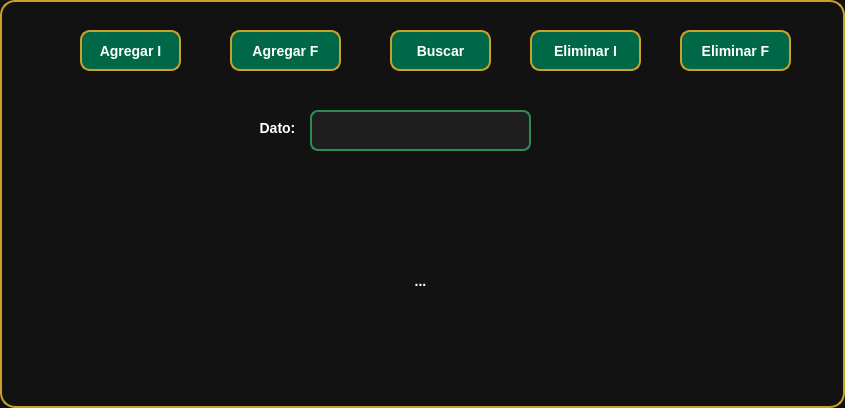
Qt form ui/lista_enlazada.ui (axel-lopez524/estructuras_lineales) before a commit.
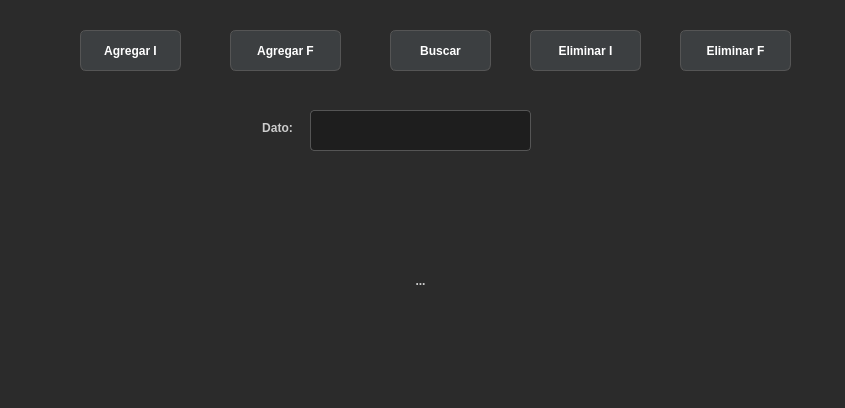
The same form after that commit.

What changed in the file:
```diff
--- a/ui/lista_enlazada.ui
+++ b/ui/lista_enlazada.ui
@@ -14,62 +14,18 @@
    <string>Dialog</string>
   </property>
   <property name="styleSheet">
-   <string notr="true">/* =========================
-   QDialog - World Cup Dark
-   ========================= */
-QDialog {
-    background-color: #121212;
-    border: 2px solid #C9A227;
-    border-radius: 15px;
+   <string notr="true">QDialog {
+    background-color: #2b2b2b;
 }
 
-/* =========================
-   QLabel
-   ========================= */
-QLabel {
-    color: #FFFFFF;
-    font-size: 14px;
-    font-weight: bold;
-    background: transparent;
-}
-
-/* Títulos */
-QLabel#titulo {
-    color: #C9A227;
-    font-size: 24px;
-    font-weight: bold;
-    padding: 10px;
-}
-
-/* =========================
-   QLineEdit
-   ========================= */
-QLineEdit {
-    background-color: #1E1E1E;
-    color: #FFFFFF;
-    border: 2px solid #2E8B57;
-    border-radius: 8px;
-    padding: 8px;
-    font-size: 14px;
-    selection-background-color: #C9A227;
-}
-
-QLineEdit:focus {
-    border: 2px solid #C9A227;
-    background-color: #252525;
-}
-
-/* =========================
-   QPushButton
-   ========================= */
 QPushButton {
-    background-color: #006847;
-    color: white;
-    border: 2px solid #C9A227;
-    border-radius: 10px;
-    padding: 8px 15px;
-    font-size: 14px;
+    background-color: #3c3f41;
+    color: #ffffff;
+    border: 1px solid #555555;
+    border-radius: 6px;
+    padding: 8px 16px;
     font-weight: bold;
+    font-family: &quot;Segoe UI&quot;, sans-serif;
 }
 
 QPushButton:hover {
@@ -82,27 +38,23 @@
     padding-top: 10px;
 }
 
-/* Botón principal */
-QPushButton#btnPrincipal {
-    background-color: #C9A227;
-    color: #121212;
-    border: 2px solid #FFD700;
-    font-size: 15px;
+QLineEdit {
+    background-color: #1e1e1e;
+    color: #ffffff;
+    border: 1px solid #555555;
+    border-radius: 4px;
+    padding: 6px;
+    selection-background-color: #007acc;
+}
+
+QLineEdit:focus {
+    border: 1px solid #007acc;
+}
+
+QLabel {
+    color: #cccccc;
     font-weight: bold;
-}
-
-QPushButton#btnPrincipal:hover {
-    background-color: #FFD700;
-}
-
-/* =========================
-   ToolTips
-   ========================= */
-QToolTip {
-    background-color: #1E1E1E;
-    color: white;
-    border: 1px solid #C9A227;
-    padding: 5px;
+    font-family: &quot;Segoe UI&quot;, sans-serif;
 }</string>
   </property>
   <widget class="QPushButton" name="btn_agregarInicio">
```
Left out of the diff: 8 changed lines with no effect on the pictures.
